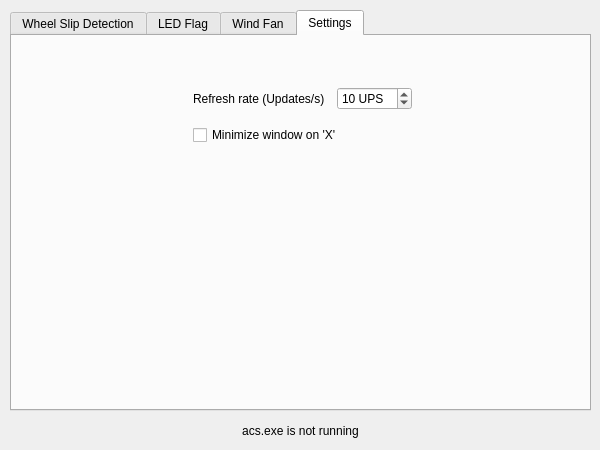
Above: mainwindow.ui from Lumlumski/PedalVibration before the change. Below: the same form after it.
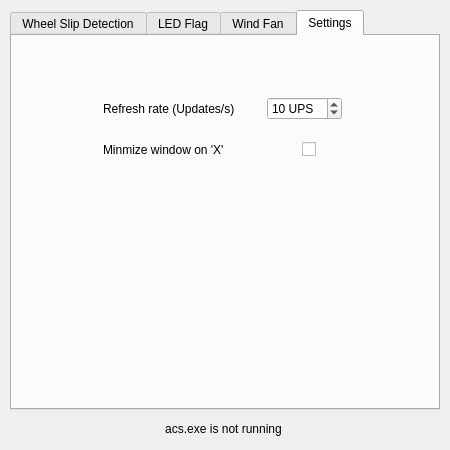
That is the form after the change. The open tabs and pages were chosen to show the change. Icons and pictures are not drawn.

Commit message: Changed window size

```diff
--- a/mainwindow.ui
+++ b/mainwindow.ui
@@ -6,7 +6,7 @@
    <rect>
     <x>0</x>
     <y>0</y>
-    <width>600</width>
+    <width>450</width>
     <height>450</height>
    </rect>
   </property>
@@ -30,8 +30,8 @@
      <rect>
       <x>10</x>
       <y>10</y>
-      <width>581</width>
-      <height>401</height>
+      <width>430</width>
+      <height>400</height>
      </rect>
     </property>
     <property name="currentIndex">
@@ -375,15 +375,15 @@
      <widget class="QWidget" name="verticalLayoutWidget">
       <property name="geometry">
        <rect>
-        <x>170</x>
-        <y>40</y>
-        <width>241</width>
-        <height>211</height>
+        <x>80</x>
+        <y>50</y>
+        <width>261</width>
+        <height>251</height>
        </rect>
       </property>
       <layout class="QVBoxLayout" name="verticalLayout">
        <property name="spacing">
-        <number>15</number>
+        <number>20</number>
        </property>
        <item>
         <layout class="QHBoxLayout" name="horizontalLayout">
@@ -428,11 +428,51 @@
         </layout>
        </item>
        <item>
-        <widget class="QCheckBox" name="minimizeWindowCheckBox">
-         <property name="text">
-          <string>Minimize window on 'X'</string>
-         </property>
-        </widget>
+        <layout class="QHBoxLayout" name="horizontalLayout_2">
+         <item>
+          <widget class="QLabel" name="minimizeWindowLabel">
+           <property name="text">
+            <string>Minmize window on 'X'</string>
+           </property>
+          </widget>
+         </item>
+         <item>
+          <spacer name="horizontalSpacer">
+           <property name="orientation">
+            <enum>Qt::Horizontal</enum>
+           </property>
+           <property name="sizeHint" stdset="0">
+            <size>
+             <width>40</width>
+             <height>20</height>
+            </size>
+           </property>
+          </spacer>
+         </item>
+         <item>
+          <widget class="QCheckBox" name="minimizeWindowCheckBox">
+           <property name="text">
+            <string/>
+           </property>
+          </widget>
+         </item>
+         <item>
+          <spacer name="horizontalSpacer_2">
+           <property name="orientation">
+            <enum>Qt::Horizontal</enum>
+           </property>
+           <property name="sizeType">
+            <enum>QSizePolicy::Fixed</enum>
+           </property>
+           <property name="sizeHint" stdset="0">
+            <size>
+             <width>26</width>
+             <height>20</height>
+            </size>
+           </property>
+          </spacer>
+         </item>
+        </layout>
        </item>
        <item>
         <spacer name="verticalSpacer">
@@ -454,9 +494,9 @@
    <widget class="QLabel" name="statusLabel">
     <property name="geometry">
      <rect>
-      <x>10</x>
-      <y>420</y>
-      <width>581</width>
+      <x>18</x>
+      <y>418</y>
+      <width>411</width>
       <height>21</height>
      </rect>
     </property>
```
Left out of the diff: 54 changed lines with no effect on the pictures. The commit also changes 1 other file.
